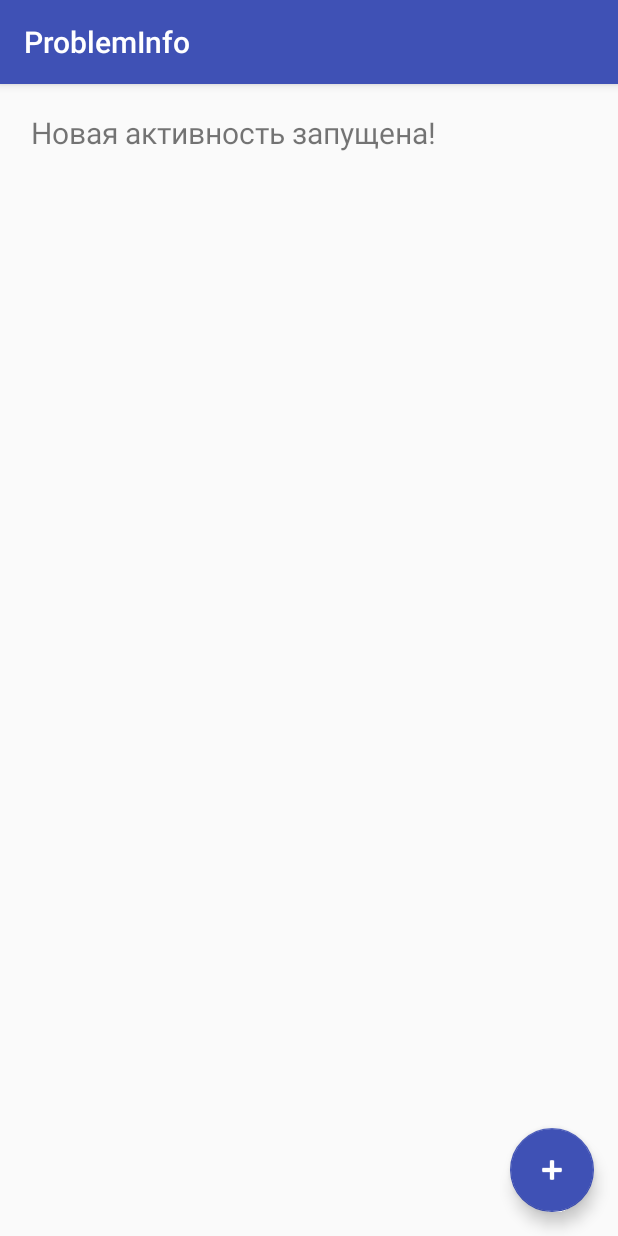
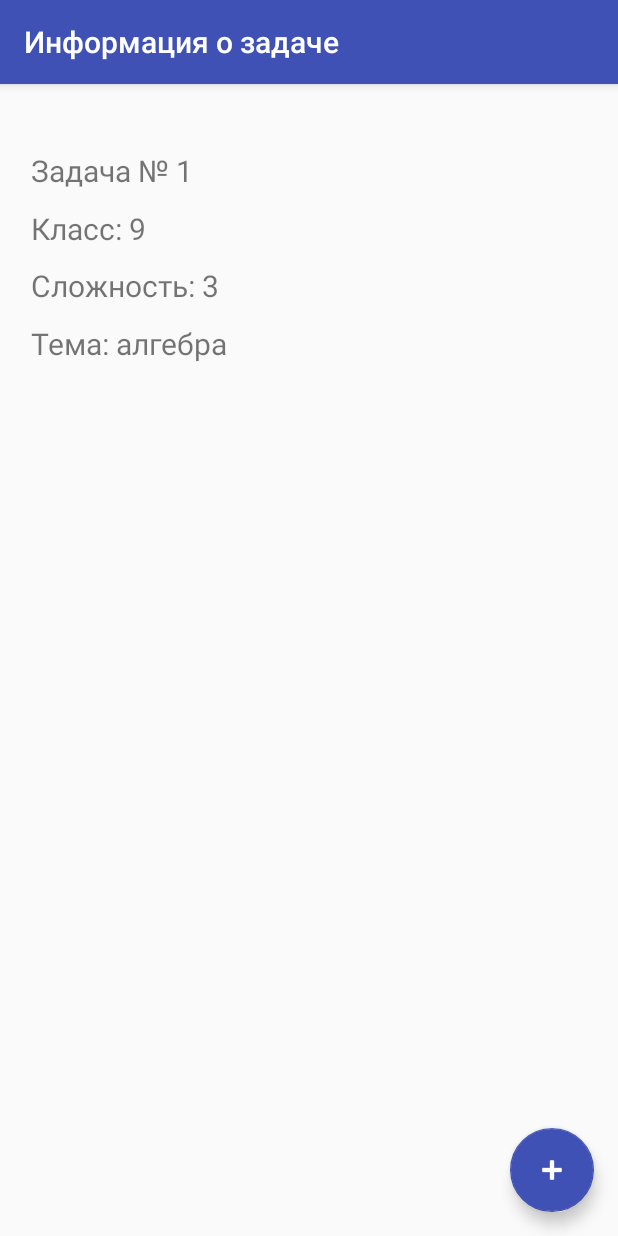
Before and after one commit to matveevk/PrepOlymp, an Android app: the screen it shows after launch (ProblemInfo), after a tap on an icon or button, on a phone screen of 412 x 824 dp. Run offline under Robolectric (Android 15) with nearby library versions, the phone set to English and light mode, and no system bars; 1 other tap on this screen came first.

Commit message:
ProblemInfo: init

```diff
--- a/app/src/main/AndroidManifest.xml
+++ b/app/src/main/AndroidManifest.xml
@@ -8,17 +8,20 @@
         android:label="@string/app_name"
         android:supportsRtl="true"
         android:theme="@style/AppTheme">
+
         <activity android:name=".ProblemActivity">
             <intent-filter>
                 <action android:name="android.intent.action.MAIN" />
-
                 <category android:name="android.intent.category.LAUNCHER" />
             </intent-filter>
         </activity>
+
         <activity
             android:name=".ProblemInfo"
+            android:parentActivityName=".ProblemActivity"
             android:label="@string/title_activity_problem_info"
-            android:theme="@style/AppTheme.NoActionBar"></activity>
+            android:theme="@style/AppTheme.NoActionBar">
+        </activity>
     </application>
 
 </manifest>
--- a/app/src/main/java/com/example/root/prepolymp/Problem.java
+++ b/app/src/main/java/com/example/root/prepolymp/Problem.java
@@ -6,6 +6,7 @@ public class Problem {
     int id = 0;
     String text = "Текст недоступен";
     String ans = "";
+    String topic = "Не указано";
     int form = 9;
     int diff = 3;
     String origins = "Неизвестно";
@@ -13,26 +14,29 @@ public class Problem {
     Problem() {
     }
 
-    Problem(int id, String text, String ans, int form, int diff, String origins) {
+    Problem(int id, String text, String ans, String topic, int form, int diff, String origins) {
         this.id = id;
         this.text = text;
         this.ans = ans;
+        this.topic = topic;
         this.form = form;
         this.diff = diff;
         this.origins = origins;
     }
 
-    Problem(int id, String text, String ans, int form, int diff) {
+    Problem(int id, String text, String ans, String topic, int form, int diff) {
         this.id = id;
         this.text = text;
         this.ans = ans;
+        this.topic = topic;
         this.form = form;
         this.diff = diff;
     }
 
-    Problem(int id, String text, String ans) {
+    Problem(int id, String text, String ans, String topic) {
         this.id = id;
         this.text = text;
+        this.topic = topic;
         this.ans = ans;
     }
 
--- a/app/src/main/java/com/example/root/prepolymp/ProblemActivity.java
+++ b/app/src/main/java/com/example/root/prepolymp/ProblemActivity.java
@@ -14,7 +14,13 @@ import android.widget.TextView;
 
 import org.w3c.dom.Text;
 
+import java.lang.reflect.Array;
+import java.util.ArrayList;
+
 public class ProblemActivity extends AppCompatActivity {
+
+    public static final String EXTRA_MESSAGE = "com.example.root.prepolymp.MESSAGE";
+    public static ArrayList<Problem> problems= new ArrayList<>();
 
     // id, text, answer, form, difficulty, origins
 
@@ -22,8 +28,6 @@ public class ProblemActivity extends AppCompatActivity {
     protected void onCreate(Bundle savedInstanceState) {
         super.onCreate(savedInstanceState);
         setContentView(R.layout.problem_view);
-
-
         /*
         // stretching the linearLayout to what we need (and problemText)
         LinearLayout linearLayout = (LinearLayout)findViewById(R.id.linearLayoutProblemInfo);
@@ -34,18 +38,12 @@ public class ProblemActivity extends AppCompatActivity {
         tv.setWidth(width);
         */
 
-        Problem problem = new Problem(1, "Найдите наименьшее натуральное число, кратное 99, в десятичной записи которого участвуют только чётные цифры.", "228888");
+        Problem problem = new Problem(1, "Найдите наименьшее натуральное число, кратное 99, в десятичной записи которого участвуют только чётные цифры.", "228888", "алгебра");
+        problems.add(problem);
 
         showProblem(problem);
 
-        ImageButton infoImageButton = (ImageButton)findViewById(R.id.infoImageButton);
-        infoImageButton.setOnClickListener(new View.OnClickListener() {
-            @Override
-            public void onClick(View view) {
-                Intent intent = new Intent(view.getContext(), ProblemInfo.class);
-                view.getContext().startActivity(intent);
-            }
-        });
+        openInfo(problem);
 
         checkAns(problem);
     }
@@ -55,6 +53,18 @@ public class ProblemActivity extends AppCompatActivity {
         problemText.setText(problem.text);
         TextView problemInfo = (TextView)findViewById(R.id.problemInfo);
         problemInfo.setText(getString(R.string.problem_data, problem.id, problem.form, problem.diff));
+    }
+
+    public void openInfo(final Problem problem) {
+        ImageButton infoImageButton = (ImageButton)findViewById(R.id.infoImageButton);
+        infoImageButton.setOnClickListener(new View.OnClickListener() {
+            @Override
+            public void onClick(View view) {
+                Intent intent = new Intent(view.getContext(), ProblemInfo.class);
+                intent.putExtra(EXTRA_MESSAGE, problem.id);
+                view.getContext().startActivity(intent);
+            }
+        });
     }
 
     public void checkAns(final Problem problem) {
--- a/app/src/main/java/com/example/root/prepolymp/ProblemInfo.java
+++ b/app/src/main/java/com/example/root/prepolymp/ProblemInfo.java
@@ -1,5 +1,7 @@
 package com.example.root.prepolymp;
 
+import android.app.ActionBar;
+import android.content.Intent;
 import android.os.Bundle;
 import android.support.design.widget.FloatingActionButton;
 import android.support.design.widget.Snackbar;
@@ -14,11 +16,24 @@ public class ProblemInfo extends AppCompatActivity {
     protected void onCreate(Bundle savedInstanceState) {
         super.onCreate(savedInstanceState);
         setContentView(R.layout.activity_problem_info);
-        Toolbar toolbar = (Toolbar) findViewById(R.id.toolbar);
+        Toolbar toolbar = (Toolbar)findViewById(R.id.toolbar);
         setSupportActionBar(toolbar);
+        ActionBar ab = getActionBar();
+        //ab.setDisplayHomeAsUpEnabled(true);
 
-        TextView tv = (TextView)findViewById(R.id.problemNo);
-        tv.setText(getString(R.string.problem_no));
+        Intent intent = getIntent();
+        int problemId = intent.getIntExtra(ProblemActivity.EXTRA_MESSAGE, 1);
+        Problem problem = ProblemActivity.problems.get(problemId - 1);
+
+        TextView tv1 = (TextView)findViewById(R.id.problemNo);
+        tv1.setText("Задача № " + problem.id);
+        TextView tv2 = (TextView)findViewById(R.id.problemForm);
+        tv2.setText("Класс: " + problem.form);
+        TextView tv3 = (TextView)findViewById(R.id.problemDiff);
+        tv3.setText("Сложность: " + problem.diff);
+        TextView tv4 = (TextView)findViewById(R.id.problemTopic);
+        tv4.setText("Тема: " + problem.topic);
+
     }
 
 }
--- a/app/src/main/res/layout/content_problem_info.xml
+++ b/app/src/main/res/layout/content_problem_info.xml
@@ -15,29 +15,102 @@
         android:layout_height="wrap_content"
         android:id="@+id/vertical_hl_1"
         android:orientation="vertical"
-        app:layout_constraintGuide_percent="0.05" />
+        app:layout_constraintGuide_percent="0.05"
+        tools:layout_editor_absoluteY="0dp"
+        tools:layout_editor_absoluteX="19dp" />
 
     <android.support.constraint.Guideline
         android:layout_width="wrap_content"
         android:layout_height="wrap_content"
         android:id="@+id/vertical_hl_2"
         android:orientation="vertical"
-        app:layout_constraintGuide_percent="0.95" />
+        app:layout_constraintGuide_percent="0.95"
+        tools:layout_editor_absoluteY="0dp"
+        tools:layout_editor_absoluteX="365dp" />
 
     <android.support.constraint.Guideline
         android:layout_width="wrap_content"
         android:layout_height="wrap_content"
         android:id="@+id/horizontal_hl_1"
         android:orientation="horizontal"
-        app:layout_constraintGuide_percent="0.06"/>
+        app:layout_constraintGuide_percent="0.05"
+        tools:layout_editor_absoluteY="34dp"
+        tools:layout_editor_absoluteX="0dp" />
+
+    <android.support.constraint.Guideline
+        android:layout_width="wrap_content"
+        android:layout_height="wrap_content"
+        android:id="@+id/horizontal_hl_2"
+        android:orientation="horizontal"
+        app:layout_constraintGuide_percent="0.1"
+        tools:layout_editor_absoluteY="34dp"
+        tools:layout_editor_absoluteX="0dp" />
+
+    <android.support.constraint.Guideline
+        android:layout_width="wrap_content"
+        android:layout_height="wrap_content"
+        android:id="@+id/horizontal_hl_3"
+        android:orientation="horizontal"
+        app:layout_constraintGuide_percent="0.15"
+        tools:layout_editor_absoluteY="34dp"
+        tools:layout_editor_absoluteX="0dp" />
+
+    <android.support.constraint.Guideline
+        android:layout_width="wrap_content"
+        android:layout_height="wrap_content"
+        android:id="@+id/horizontal_hl_4"
+        android:orientation="horizontal"
+        app:layout_constraintGuide_percent="0.2"
+        tools:layout_editor_absoluteY="34dp"
+        tools:layout_editor_absoluteX="0dp" />
+
+    <android.support.constraint.Guideline
+        android:layout_width="wrap_content"
+        android:layout_height="wrap_content"
+        android:id="@+id/horizontal_hl_5"
+        android:orientation="horizontal"
+        app:layout_constraintGuide_percent="0.25"
+        tools:layout_editor_absoluteY="34dp"
+        tools:layout_editor_absoluteX="0dp" />
 
     <TextView
         android:id="@+id/problemNo"
         android:layout_width="wrap_content"
         android:layout_height="wrap_content"
         android:textSize="20sp"
-        android:text="@string/app_name"
-        app:layout_constraintBottom_toBottomOf="@id/horizontal_hl_1"
-        app:layout_constraintLeft_toLeftOf="@id/vertical_hl_1" />
+        android:text="Номер задачи"
+        app:layout_constraintTop_toBottomOf="@+id/horizontal_hl_1"
+        app:layout_constraintBottom_toTopOf="@+id/horizontal_hl_2"
+        app:layout_constraintLeft_toLeftOf="@+id/vertical_hl_1" />
+
+    <TextView
+        android:id="@+id/problemForm"
+        android:layout_width="wrap_content"
+        android:layout_height="wrap_content"
+        android:textSize="20sp"
+        android:text="Класс"
+        app:layout_constraintTop_toBottomOf="@id/horizontal_hl_2"
+        app:layout_constraintBottom_toTopOf="@id/horizontal_hl_3"
+        app:layout_constraintLeft_toLeftOf="@+id/vertical_hl_1"/>
+
+    <TextView
+        android:id="@+id/problemDiff"
+        android:layout_width="wrap_content"
+        android:layout_height="wrap_content"
+        android:textSize="20sp"
+        android:text="Сложность"
+        app:layout_constraintTop_toBottomOf="@id/horizontal_hl_3"
+        app:layout_constraintBottom_toTopOf="@id/horizontal_hl_4"
+        app:layout_constraintLeft_toLeftOf="@+id/vertical_hl_1"/>
+
+    <TextView
+        android:id="@+id/problemTopic"
+        android:layout_width="wrap_content"
+        android:layout_height="wrap_content"
+        android:textSize="20sp"
+        android:text="Тема"
+        app:layout_constraintTop_toBottomOf="@id/horizontal_hl_4"
+        app:layout_constraintBottom_toTopOf="@id/horizontal_hl_5"
+        app:layout_constraintLeft_toLeftOf="@+id/vertical_hl_1"/>
 
 </android.support.constraint.ConstraintLayout>
--- a/app/src/main/res/values/strings.xml
+++ b/app/src/main/res/values/strings.xml
@@ -6,7 +6,6 @@
     <string name="problem_info">Информация о задаче</string>
 
     <string name="problem_data" formatted="false">Задача № %d. Класс: %d. Сложность: %d</string>
-    <string name="title_activity_problem_info">ProblemInfo</string>
+    <string name="title_activity_problem_info">Информация о задаче</string>
 
-    <string name="problem_no">Новая активность запущена!</string>
 </resources>
```
